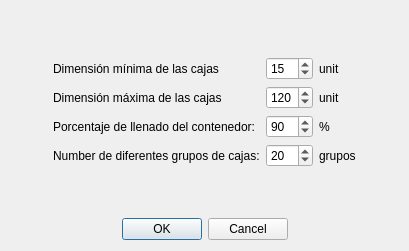
This is dialoggenerateproblem.ui in amsantosr/ContainerApp as Qt 5 draws it before an edit. The edited form follows.
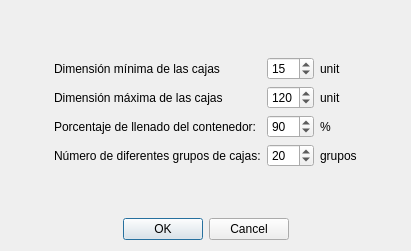
This is the edited form.

The edit to the form file:
```diff
--- a/dialoggenerateproblem.ui
+++ b/dialoggenerateproblem.ui
@@ -6,7 +6,7 @@
    <rect>
     <x>0</x>
     <y>0</y>
-    <width>409</width>
+    <width>411</width>
     <height>251</height>
    </rect>
   </property>
@@ -86,7 +86,7 @@
      <item row="3" column="0">
       <widget class="QLabel" name="label_4">
        <property name="text">
-        <string>Number de diferentes grupos de cajas:</string>
+        <string>Número de diferentes grupos de cajas:</string>
        </property>
       </widget>
      </item>
```
